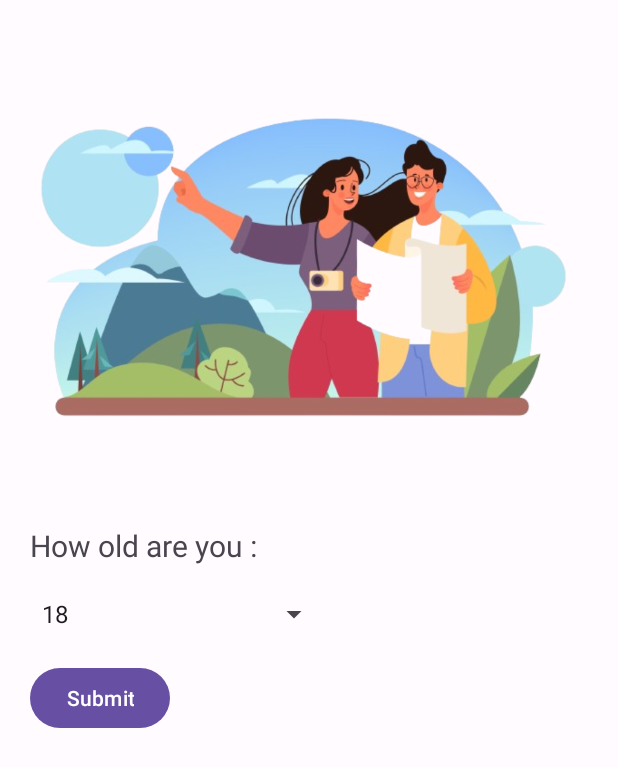
After one commit to jobanull/DestifindApp, an Android app: the AgeActivity screen opened directly, with no data from a screen before it, on a phone screen of 412 x 824 dp. The commit adds this screen. Shown: the top 767 px of the screen. Run offline under Robolectric (Android 15) with nearby library versions, the phone set to English and light mode, and no system bars.

Commit message:
Add Age Activity

```diff
--- a/MobileDevelopment/app/src/main/AndroidManifest.xml
+++ b/MobileDevelopment/app/src/main/AndroidManifest.xml
@@ -16,6 +16,9 @@
         android:supportsRtl="true"
         android:theme="@style/Theme.MobileDevelopment"
         tools:targetApi="31">
+        <activity
+            android:name=".ui.age.AgeActivity"
+            android:exported="false" />
         <activity
             android:name=".ui.category.CategoryActivity"
             android:exported="false" />
--- a/MobileDevelopment/app/src/main/java/com/example/mobiledevelopment/data/pref/UserPreference.kt
+++ b/MobileDevelopment/app/src/main/java/com/example/mobiledevelopment/data/pref/UserPreference.kt
@@ -21,6 +21,7 @@ class UserPreference private constructor(private val dataStore: DataStore<Prefer
             preferences[EMAIL_KEY] = user.name.toString()
             preferences[TOKEN_KEY] = user.token.toString()
             preferences[CATEGORY_KEY] = user.category
+            preferences[AGE_KEY] = user.age
             preferences[IS_LOGIN_KEY] = true
         }
     }
@@ -37,6 +38,7 @@ class UserPreference private constructor(private val dataStore: DataStore<Prefer
                 preferences[EMAIL_KEY] ?: "",
                 preferences[TOKEN_KEY] ?: "",
                 preferences[CATEGORY_KEY] ?: "",
+                preferences[AGE_KEY] ?: "",
                 preferences[IS_LOGIN_KEY] ?: false
             )
         }
@@ -55,6 +57,7 @@ class UserPreference private constructor(private val dataStore: DataStore<Prefer
         private val EMAIL_KEY = stringPreferencesKey("email")
         private val TOKEN_KEY = stringPreferencesKey("token")
         private val CATEGORY_KEY = stringPreferencesKey("category")
+        private val AGE_KEY = stringPreferencesKey("age")
         private val IS_LOGIN_KEY = booleanPreferencesKey("isLogin")
 
         fun getInstance(dataStore: DataStore<Preferences>): UserPreference {
--- a/MobileDevelopment/app/src/main/java/com/example/mobiledevelopment/data/response/LoginResponse.kt
+++ b/MobileDevelopment/app/src/main/java/com/example/mobiledevelopment/data/response/LoginResponse.kt
@@ -25,5 +25,7 @@ data class LoginResult(
 
     val category: String = "",
 
+    val age: String = "",
+
     val isLogin: Boolean = false
 )
--- a/MobileDevelopment/app/src/main/java/com/example/mobiledevelopment/ui/ViewModelFactory.kt
+++ b/MobileDevelopment/app/src/main/java/com/example/mobiledevelopment/ui/ViewModelFactory.kt
@@ -5,6 +5,7 @@ import androidx.lifecycle.ViewModel
 import androidx.lifecycle.ViewModelProvider
 import com.example.mobiledevelopment.data.UserRepository
 import com.example.mobiledevelopment.di.Injection
+import com.example.mobiledevelopment.ui.age.AgeViewModel
 import com.example.mobiledevelopment.ui.category.CategoryViewModel
 import com.example.mobiledevelopment.ui.detail.DetailViewModel
 import com.example.mobiledevelopment.ui.login.LoginViewModel
@@ -32,6 +33,9 @@ class ViewModelFactory(private val repository: UserRepository) : ViewModelProvid
             modelClass.isAssignableFrom(CategoryViewModel::class.java) -> {
                 CategoryViewModel(repository) as T
             }
+            modelClass.isAssignableFrom(AgeViewModel::class.java) -> {
+                AgeViewModel(repository) as T
+            }
             else -> throw IllegalArgumentException("Unknown ViewModel class: " + modelClass.name)
         }
     }
--- /dev/null
+++ b/MobileDevelopment/app/src/main/java/com/example/mobiledevelopment/ui/age/AgeActivity.kt
@@ -0,0 +1,108 @@
+package com.example.mobiledevelopment.ui.age
+
+import android.animation.ObjectAnimator
+import android.content.Intent
+import android.os.Build
+import androidx.appcompat.app.AppCompatActivity
+import android.os.Bundle
+import android.view.View
+import android.view.WindowInsets
+import android.view.WindowManager
+import android.widget.AdapterView
+import android.widget.ArrayAdapter
+import android.widget.Button
+import android.widget.Spinner
+import androidx.activity.viewModels
+import androidx.lifecycle.lifecycleScope
+import com.example.mobiledevelopment.R
+import com.example.mobiledevelopment.data.response.LoginResult
+import com.example.mobiledevelopment.databinding.ActivityAgeBinding
+import com.example.mobiledevelopment.ui.ViewModelFactory
+import com.example.mobiledevelopment.ui.main.MainActivity
+import kotlinx.coroutines.launch
+
+class AgeActivity : AppCompatActivity() {
+
+    private lateinit var binding: ActivityAgeBinding
+
+    private val ageViewModel by viewModels<AgeViewModel> {
+        ViewModelFactory.getInstance(this)
+    }
+
+    private var name : String? = ""
+    private var token : String? = ""
+    private var category : String = ""
+    private var selectedAge : String = ""
+
+    override fun onCreate(savedInstanceState: Bundle?) {
+        super.onCreate(savedInstanceState)
+        binding = ActivityAgeBinding.inflate(layoutInflater)
+        setContentView(binding.root)
+
+        val spinner: Spinner = binding.spinnerAge
+        val ages = resources.getStringArray(R.array.age_array)
+        val button: Button = binding.buttonAge
+
+        ageViewModel.getSession().observe(this){
+            user ->
+            name = user.name
+            token = user.token
+            category = user.category
+        }
+
+        val adapter = ArrayAdapter(this, android.R.layout.simple_spinner_item, ages)
+        adapter.setDropDownViewResource(android.R.layout.simple_spinner_dropdown_item)
+
+        spinner.adapter = adapter
+
+        spinner.onItemSelectedListener = object : AdapterView.OnItemSelectedListener {
+            override fun onItemSelected(
+                parentView: AdapterView<*>,
+                selectedItemView: View?,
+                position: Int,
+                id: Long
+            ) {
+                selectedAge = ages[position]
+
+            }
+
+            override fun onNothingSelected(parentView: AdapterView<*>) {
+            }
+        }
+
+        button.setOnClickListener {
+            lifecycleScope.launch {
+                ageViewModel.saveSession(LoginResult(name, token, category, selectedAge))
+            }
+            val intent = Intent(this@AgeActivity, MainActivity::class.java)
+            startActivity(intent)
+            finish()
+        }
+
+        setupView()
+        playAnimation()
+    }
+
+
+
+    private fun setupView(){
+        @Suppress("DEPRECATION")
+        if (Build.VERSION.SDK_INT >= Build.VERSION_CODES.R) {
+            window.insetsController?.hide(WindowInsets.Type.statusBars())
+        } else {
+            window.setFlags(
+                WindowManager.LayoutParams.FLAG_FULLSCREEN,
+                WindowManager.LayoutParams.FLAG_FULLSCREEN
+            )
+        }
+        supportActionBar?.hide()
+    }
+
+    private fun playAnimation() {
+        ObjectAnimator.ofFloat(binding.image, View.TRANSLATION_X, -30f, 30f).apply {
+            duration = 6000
+            repeatCount = ObjectAnimator.INFINITE
+            repeatMode = ObjectAnimator.REVERSE
+        }.start()
+    }
+}
--- /dev/null
+++ b/MobileDevelopment/app/src/main/java/com/example/mobiledevelopment/ui/age/AgeViewModel.kt
@@ -0,0 +1,27 @@
+package com.example.mobiledevelopment.ui.age
+
+import androidx.lifecycle.LiveData
+import androidx.lifecycle.ViewModel
+import androidx.lifecycle.asLiveData
+import androidx.lifecycle.viewModelScope
+import com.example.mobiledevelopment.data.UserRepository
+import com.example.mobiledevelopment.data.response.LoginResult
+import kotlinx.coroutines.launch
+
+class AgeViewModel(private val repository: UserRepository) : ViewModel() {
+
+    fun saveSession(user: LoginResult) {
+        viewModelScope.launch {
+            repository.saveSession(user)
+        }
+    }
+    fun getSession(): LiveData<LoginResult> {
+        return repository.getSession().asLiveData()
+    }
+
+    init {
+        getSession()
+    }
+
+
+}
--- a/MobileDevelopment/app/src/main/java/com/example/mobiledevelopment/ui/main/MainActivity.kt
+++ b/MobileDevelopment/app/src/main/java/com/example/mobiledevelopment/ui/main/MainActivity.kt
@@ -28,6 +28,7 @@ import com.example.mobiledevelopment.data.response.ListDestinationItem
 import com.example.mobiledevelopment.databinding.ActivityMainBinding
 import com.example.mobiledevelopment.ui.ViewModelFactory
 import com.example.mobiledevelopment.ui.adapter.ListDestinationAdapter
+import com.example.mobiledevelopment.ui.age.AgeActivity
 import com.example.mobiledevelopment.ui.category.CategoryActivity
 import com.example.mobiledevelopment.ui.maps.MapsActivity
 import com.example.mobiledevelopment.ui.welcome.WelcomeActivity
@@ -60,8 +61,13 @@ class MainActivity : AppCompatActivity() {
                 if (user.category.isNullOrEmpty()) {
                     startActivity(Intent(this, CategoryActivity::class.java))
                     finish()
-                } else {
-                    user.token?.let { viewModel.getStories(it, viewModel.currentLatitude, viewModel.currentLongitude) }
+                } else{
+                    if(user.age.isNullOrEmpty()){
+                        startActivity(Intent(this, AgeActivity::class.java))
+                        finish()
+                    }else {
+                        user.token?.let { viewModel.getStories(it, viewModel.currentLatitude, viewModel.currentLongitude) }
+                    }
                 }
             }
         }
--- /dev/null
+++ b/MobileDevelopment/app/src/main/res/layout/activity_age.xml
@@ -0,0 +1,53 @@
+<?xml version="1.0" encoding="utf-8"?>
+<androidx.constraintlayout.widget.ConstraintLayout xmlns:android="http://schemas.android.com/apk/res/android"
+    xmlns:app="http://schemas.android.com/apk/res-auto"
+    xmlns:tools="http://schemas.android.com/tools"
+    android:layout_width="match_parent"
+    android:layout_height="match_parent"
+    tools:context=".ui.age.AgeActivity">
+
+    <ImageView
+        android:id="@+id/image"
+        android:layout_width="match_parent"
+        android:layout_height="300dp"
+        android:src="@drawable/age_image"
+        app:layout_constraintTop_toTopOf="parent"
+        app:layout_constraintLeft_toLeftOf="parent"
+        app:layout_constraintRight_toRightOf="parent"
+        android:layout_marginTop="30dp"
+        />
+
+    <TextView
+        android:id="@+id/textView"
+        android:layout_width="wrap_content"
+        android:layout_height="wrap_content"
+        android:layout_marginStart="20dp"
+        android:layout_marginTop="20dp"
+        android:text="@string/age"
+        android:textSize="20sp"
+        app:layout_constraintStart_toStartOf="parent"
+        app:layout_constraintTop_toBottomOf="@+id/image" />
+
+    <Spinner
+        android:id="@+id/spinnerAge"
+        android:layout_width="200dp"
+        android:layout_height="wrap_content"
+        android:layout_centerHorizontal="true"
+        android:layout_centerVertical="true"
+        android:layout_marginStart="20dp"
+        android:layout_marginTop="20dp"
+        android:entries="@array/age_array"
+        app:layout_constraintStart_toStartOf="parent"
+        app:layout_constraintTop_toBottomOf="@+id/textView" />
+
+    <Button
+        android:id="@+id/buttonAge"
+        android:layout_width="wrap_content"
+        android:layout_height="wrap_content"
+        android:layout_marginTop="20dp"
+        android:layout_marginStart="20dp"
+        android:text="@string/submit"
+        app:layout_constraintStart_toStartOf="parent"
+        app:layout_constraintTop_toBottomOf="@+id/spinnerAge" />
+
+</androidx.constraintlayout.widget.ConstraintLayout>
--- a/MobileDevelopment/app/src/main/res/values/arrays.xml
+++ b/MobileDevelopment/app/src/main/res/values/arrays.xml
@@ -8,4 +8,30 @@
         <item>Pusat Perbelanjaan</item>
         <item>Tempat Ibadah</item>
     </string-array>
+
+    <string-array name="age_array">
+        <item>18</item>
+        <item>19</item>
+        <item>20</item>
+        <item>21</item>
+        <item>22</item>
+        <item>23</item>
+        <item>24</item>
+        <item>25</item>
+        <item>26</item>
+        <item>27</item>
+        <item>28</item>
+        <item>29</item>
+        <item>30</item>
+        <item>31</item>
+        <item>32</item>
+        <item>33</item>
+        <item>34</item>
+        <item>35</item>
+        <item>36</item>
+        <item>37</item>
+        <item>38</item>
+        <item>39</item>
+        <item>40</item>
+    </string-array>
 </resources>
--- a/MobileDevelopment/app/src/main/res/values/strings.xml
+++ b/MobileDevelopment/app/src/main/res/values/strings.xml
@@ -31,4 +31,5 @@
     <string name="retry">Retry</string>
     <string name="submit">Submit</string>
     <string name="select_category">Select Category :</string>
+    <string name="age">How old are you :</string>
 </resources>
```
Also changed, not shown: MobileDevelopment/app/src/main/res/drawable/age_image.png (added).
